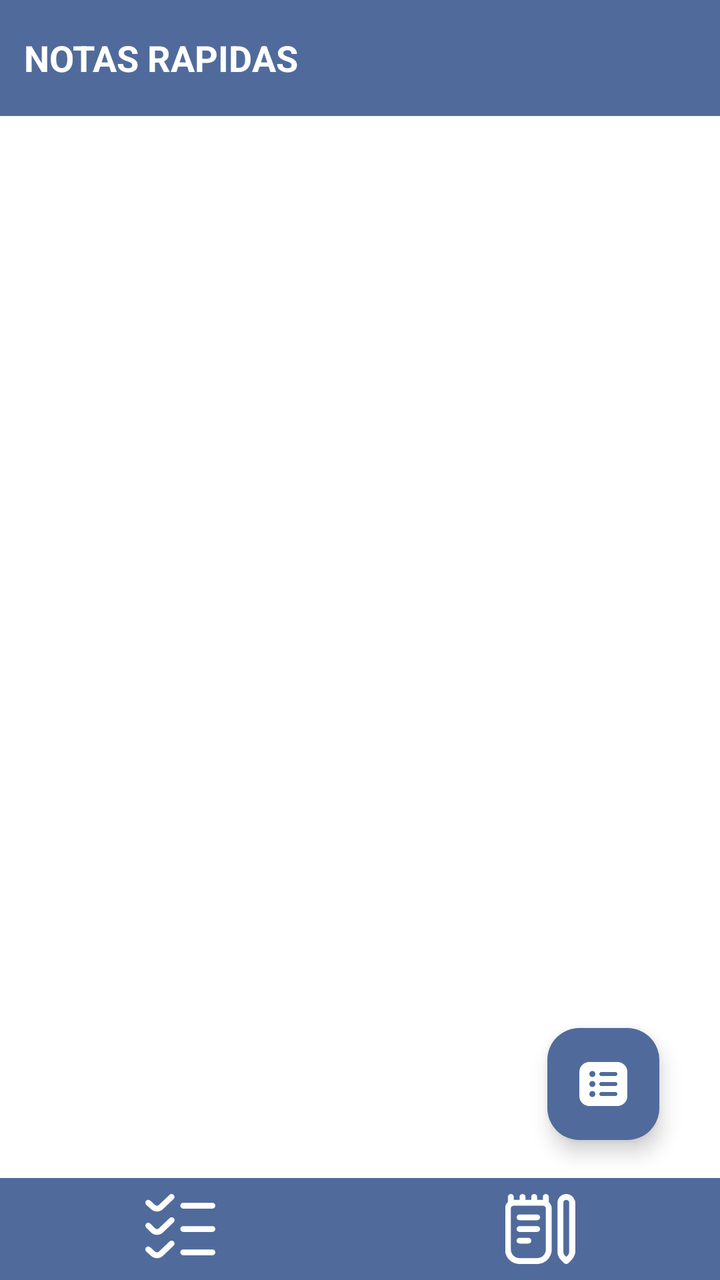
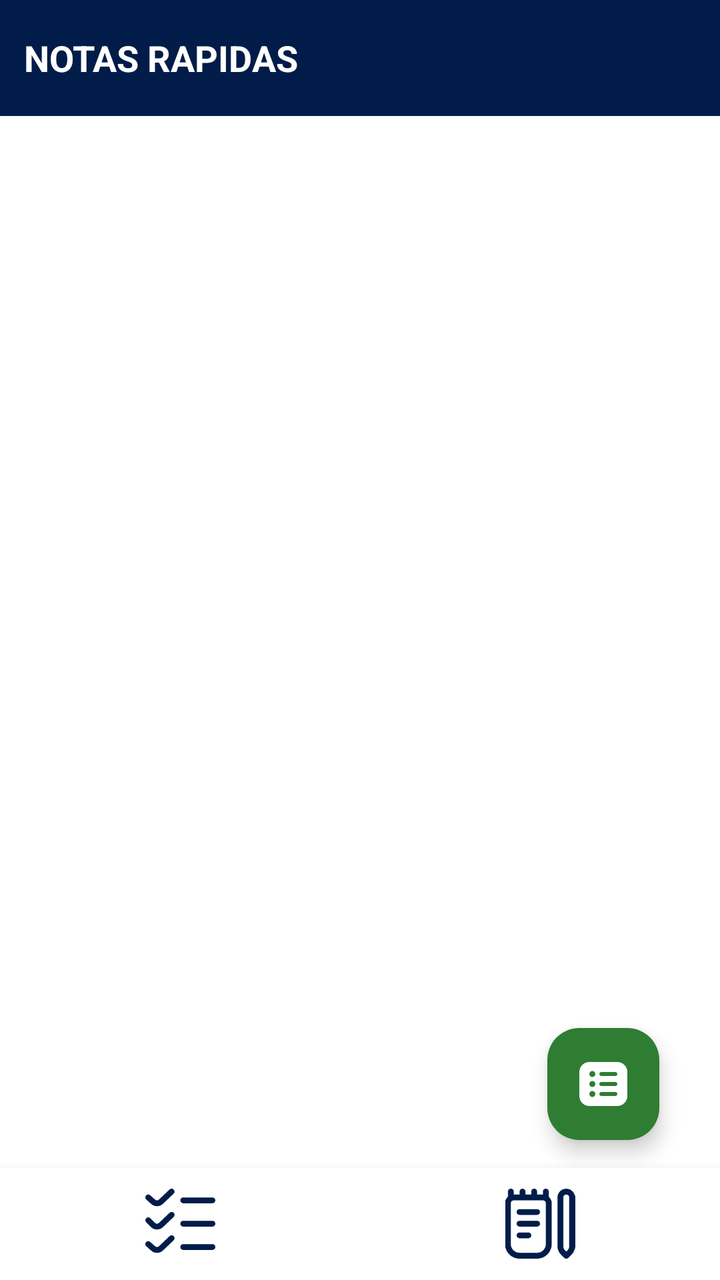

Compare the two renders of this Android layout. The source of the first and the diff that turns it into the second are given below.
<!-- AndroidManifest.xml: application theme Theme.NotasApp -->
<!-- res/layout/fragment_notes.xml -->
<?xml version="1.0" encoding="utf-8"?>
<androidx.constraintlayout.widget.ConstraintLayout xmlns:android="http://schemas.android.com/apk/res/android"
    xmlns:app="http://schemas.android.com/apk/res-auto"
    xmlns:tools="http://schemas.android.com/tools"
    android:layout_width="match_parent"
    android:layout_height="match_parent"
    android:background="@color/white"
    tools:context=".ui.fragment.NotesFragment">

    <LinearLayout
        android:id="@+id/ll_title"
        android:layout_width="match_parent"
        android:layout_height="wrap_content"
        android:background="@color/color_primario"
        android:gravity="center"
        android:orientation="horizontal"
        app:layout_constraintEnd_toEndOf="parent"
        app:layout_constraintStart_toStartOf="parent"
        app:layout_constraintTop_toTopOf="parent">

        <TextView
            android:layout_width="wrap_content"
            android:layout_height="wrap_content"
            android:layout_marginHorizontal="12dp"
            android:layout_weight="4"
            android:text="NOTAS RAPIDAS"
            android:textColor="@color/white"
            android:textSize="18sp"
            android:textStyle="bold" />

        <ImageView
            android:id="@+id/btn_Settings"
            android:layout_width="34dp"
            android:layout_height="34dp"
            android:layout_margin="12dp"
            android:layout_weight="1"
            android:background="?selectableItemBackgroundBorderless"
            android:src="@drawable/baseline_settings_24"
            android:visibility="invisible"
            app:tint="@color/white" />
    </LinearLayout>

    <ScrollView
        android:id="@+id/sv_notas"
        android:layout_width="0dp"
        android:layout_height="0dp"
        app:layout_constraintBottom_toTopOf="@+id/container_btns"
        app:layout_constraintEnd_toEndOf="parent"
        app:layout_constraintStart_toStartOf="parent"
        app:layout_constraintTop_toBottomOf="@+id/ll_title">

        <androidx.recyclerview.widget.RecyclerView
            android:id="@+id/rv_notes"
            android:layout_width="match_parent"
            android:layout_height="match_parent"
            tools:listitem="@layout/item_notes_view" />

    </ScrollView>

    <LinearLayout
        android:id="@+id/container_btns"
        android:layout_width="match_parent"
        android:layout_height="wrap_content"
        android:background="@color/color_primario"
        android:gravity="center"
        android:orientation="horizontal"
        android:paddingVertical="8dp"
        app:layout_constraintBottom_toBottomOf="parent">

        <ImageView
            android:id="@+id/btn_Check"
            android:layout_width="35dp"
            android:layout_height="35dp"
            android:layout_weight="1"
            android:src="@drawable/comprobacion"
            app:tint="@color/white" />

        <ImageView
            android:id="@+id/btn_notas"
            android:layout_width="35dp"
            android:layout_height="35dp"
            android:layout_weight="1"
            android:src="@drawable/diario"
            app:tint="@color/white" />

    </LinearLayout>


    <com.google.android.material.floatingactionbutton.FloatingActionButton
        android:id="@+id/btn_MoreOption"
        android:layout_width="wrap_content"
        android:layout_height="wrap_content"
        android:backgroundTint="@color/color_primario"
        android:contentDescription="TODO"
        android:src="@drawable/ico_menu"

        app:layout_constraintBottom_toBottomOf="parent"
        app:layout_constraintEnd_toEndOf="parent"
        app:layout_constraintHorizontal_bias="0.9"
        app:layout_constraintStart_toStartOf="parent"
        app:layout_constraintTop_toTopOf="parent"
        app:layout_constraintVertical_bias="0.88"
        app:tint="@color/white" />

    <com.google.android.material.floatingactionbutton.FloatingActionButton
        android:id="@+id/btn_AddNote"
        android:layout_width="wrap_content"
        android:layout_height="wrap_content"
        android:layout_marginRight="12dp"
        android:layout_marginBottom="15dp"
        android:backgroundTint="@color/color_primario"
        android:src="@drawable/nota"
        android:visibility="gone"
        app:layout_constraintBottom_toTopOf="@+id/btn_MoreOption"
        app:layout_constraintEnd_toEndOf="@id/btn_MoreOption"
        app:layout_constraintStart_toStartOf="@id/btn_MoreOption"
        app:tint="@color/white" />

    <com.google.android.material.floatingactionbutton.FloatingActionButton
        android:id="@+id/btn_AddCategory"
        android:layout_width="wrap_content"
        android:layout_height="wrap_content"
        android:layout_marginRight="15dp"
        android:layout_marginBottom="12dp"
        android:backgroundTint="@color/color_primario"
        android:src="@drawable/add_cat"
        android:visibility="gone"
        app:layout_constraintBottom_toBottomOf="@+id/btn_MoreOption"
        app:layout_constraintEnd_toStartOf="@+id/btn_MoreOption"
        app:layout_constraintHorizontal_bias="0.9"
        app:layout_constraintVertical_bias="0.88"
        app:tint="@color/white" />

    <androidx.cardview.widget.CardView
        android:id="@+id/tvAddNote"
        android:layout_width="wrap_content"
        android:layout_height="wrap_content"
        android:layout_marginEnd="8dp"
        android:backgroundTint="@color/ColorSecundario"
        android:visibility="gone"
        app:cardCornerRadius="8dp"
        app:layout_constraintBottom_toBottomOf="@+id/btn_AddNote"
        app:layout_constraintEnd_toStartOf="@+id/btn_AddNote"
        app:layout_constraintTop_toTopOf="@id/btn_AddNote">

        <TextView
            android:layout_width="wrap_content"
            android:layout_height="wrap_content"
            android:layout_marginHorizontal="12dp"
            android:layout_marginVertical="5dp"
            android:text="Agregar nota"
            android:textColor="@color/color_primario" />

    </androidx.cardview.widget.CardView>

    <androidx.cardview.widget.CardView
        android:id="@+id/tvAddCategory"
        android:layout_width="wrap_content"
        android:layout_height="wrap_content"
        android:layout_marginEnd="8dp"
        android:backgroundTint="@color/ColorSecundario"
        android:visibility="gone"
        app:cardCornerRadius="8dp"
        app:layout_constraintBottom_toBottomOf="@+id/btn_AddCategory"
        app:layout_constraintEnd_toStartOf="@+id/btn_AddCategory"
        app:layout_constraintTop_toTopOf="@id/btn_AddCategory"

        >

        <TextView
            android:layout_width="wrap_content"
            android:layout_height="wrap_content"
            android:layout_marginHorizontal="12dp"
            android:layout_marginVertical="5dp"
            android:text="Agregar categoria"
            android:textColor="@color/color_primario" />

    </androidx.cardview.widget.CardView>
</androidx.constraintlayout.widget.ConstraintLayout>
<!-- res/layout/item_notes_view.xml (included above) -->
<?xml version="1.0" encoding="utf-8"?>
<androidx.cardview.widget.CardView xmlns:android="http://schemas.android.com/apk/res/android"
    xmlns:app="http://schemas.android.com/apk/res-auto"
    xmlns:tools="http://schemas.android.com/tools"
    android:layout_width="match_parent"
    android:layout_height="wrap_content"
    android:layout_margin="5dp"
    app:cardCornerRadius="8dp"
    android:layout_marginBottom="3dp"
    android:elevation="12dp">

    <LinearLayout
        android:layout_width="match_parent"
        android:layout_height="wrap_content"
        android:background="@color/color_primario"
        android:gravity="center"
        android:orientation="vertical">

        <LinearLayout
            android:layout_width="match_parent"
            android:layout_height="wrap_content"
            android:layout_marginVertical="5dp"
            tools:ignore="UseCompoundDrawables">

            <TextView
                android:id="@+id/tv_titleNote"
                android:layout_width="wrap_content"
                android:layout_height="wrap_content"
                android:layout_marginTop="5dp"
                android:layout_weight="3"
                android:text="Titulo de la nota"
                android:textAlignment="center"
                android:textColor="@color/white"
                android:textSize="16sp"
                android:textStyle="bold"
                android:visibility="visible" />

            <ImageView
                android:id="@+id/btn_deleteNote"
                android:layout_width="wrap_content"
                android:layout_height="wrap_content"
                android:src="@drawable/baseline_close_24"
                app:tint="#7C0808"
                android:layout_marginRight="12dp"
                />
        </LinearLayout>


        <TextView

            android:id="@+id/tv_bodyNote"
            android:layout_width="match_parent"
            android:layout_height="wrap_content"
            android:background="@color/white"
            android:padding="12dp"
            android:text="Aqui va todo el contenido de la nota, en lo que vade lo que escribimos y todo  los retailessss"
            android:textAlignment="center"
            android:textColor="@color/black" />

    </LinearLayout>


</androidx.cardview.widget.CardView>
<!-- resources referenced by this layout -->
<resources>
  <color name="ColorSecundario">#dfe0df</color>
  <color name="black">#FF000000</color>
  <color name="color_primario">#506b9b</color>
  <color name="white">#FFFFFFFF</color>
  <!-- drawable add_cat (drawable) -->
  <vector xmlns:android="http://schemas.android.com/apk/res/android" android:width="24dp" android:height="24dp" android:viewportWidth="24" android:viewportHeight="24" android:tint="?attr/colorControlNormal"><path android:fillColor="@android:color/white" android:pathData="M0,11.303l12,7.2v3.499L0,14.802v-3.499Zm24-3.103v1.099l-12,7.2L0,9.299v-1.099L12,1l12,7.2Zm-4.916,.549l-7.084-4.25-7.084,4.25,7.084,4.25,7.084-4.25Zm1.916,6.25h-3v3h-3v3h3v3h3v-3h3v-3h-3v-3Z"/></vector>
  <!-- drawable baseline_close_24 (drawable) -->
  <vector android:height="24dp" android:tint="#000000"
      android:viewportHeight="24" android:viewportWidth="24"
      android:width="24dp" xmlns:android="http://schemas.android.com/apk/res/android">
      <path android:fillColor="@android:color/white" android:pathData="M19,6.41L17.59,5 12,10.59 6.41,5 5,6.41 10.59,12 5,17.59 6.41,19 12,13.41 17.59,19 19,17.59 13.41,12z"/>
  </vector>
  <!-- drawable ico_menu (drawable) -->
  <vector xmlns:android="http://schemas.android.com/apk/res/android" android:width="24dp" android:height="24dp" android:viewportWidth="24" android:viewportHeight="24" android:tint="?attr/colorControlNormal"><path android:fillColor="@android:color/white" android:pathData="m19,1H5C2.243,1,0,3.243,0,6v12c0,2.757,2.243,5,5,5h14c2.757,0,5-2.243,5-5V6c0-2.757-2.243-5-5-5ZM6.5,18.5c-.828,0-1.5-.672-1.5-1.5s.672-1.5,1.5-1.5,1.5.672,1.5,1.5-.672,1.5-1.5,1.5Zm0-5c-.828,0-1.5-.672-1.5-1.5s.672-1.5,1.5-1.5,1.5.672,1.5,1.5-.672,1.5-1.5,1.5Zm0-5c-.828,0-1.5-.672-1.5-1.5s.672-1.5,1.5-1.5,1.5.672,1.5,1.5-.672,1.5-1.5,1.5Zm11.5,9.5h-7c-.552,0-1-.448-1-1s.448-1,1-1h7c.552,0,1,.448,1,1s-.448,1-1,1Zm0-5h-7c-.552,0-1-.448-1-1s.448-1,1-1h7c.552,0,1,.448,1,1s-.448,1-1,1Zm0-5h-7c-.552,0-1-.448-1-1s.448-1,1-1h7c.552,0,1,.448,1,1s-.448,1-1,1Z"/></vector>
  <!-- drawable nota (drawable) -->
  <vector xmlns:android="http://schemas.android.com/apk/res/android" android:width="24dp" android:height="24dp" android:viewportWidth="24" android:viewportHeight="24" android:tint="?attr/colorControlNormal"><path android:fillColor="@android:color/white" android:pathData="m18.5,0H5.5C2.467,0,0,2.468,0,5.5v13c0,3.032,2.467,5.5,5.5,5.5h10.343c1.469,0,2.85-.572,3.889-1.611l2.657-2.656c1.039-1.039,1.611-2.42,1.611-3.89V5.5c0-3.032-2.467-5.5-5.5-5.5ZM5.5,21c-1.378,0-2.5-1.121-2.5-2.5V5.5c0-1.379,1.122-2.5,2.5-2.5h13c1.378,0,2.5,1.121,2.5,2.5,0,0-.002,10.448-.005,10.5h-2.995c-1.105,0-2,.895-2,2v2.994c-.052.003-10.5.006-10.5.006Zm10-7.5h-2v2c0,.828-.671,1.5-1.5,1.5s-1.5-.672-1.5-1.5v-2h-2c-.829,0-1.5-.672-1.5-1.5s.671-1.5,1.5-1.5h2v-2c0-.828.671-1.5,1.5-1.5s1.5.672,1.5,1.5v2h2c.829,0,1.5.672,1.5,1.5s-.671,1.5-1.5,1.5Z"/></vector>
  <style name="Theme.NotasApp" parent="Base.Theme.NotasApp" />
  <style name="Base.Theme.NotasApp" parent="Theme.Material3.DayNight.NoActionBar">
          
          
          <item name="android:windowAnimationStyle">@null</item>
      </style>
  <!-- unchanged entries left out for length: 3 -->
</resources>

<!-- the commit's change to res/layout/fragment_notes.xml (unified diff, before → after) -->
@@ -60,11 +60,12 @@
     <LinearLayout
         android:id="@+id/container_btns"
         android:layout_width="match_parent"
-        android:layout_height="wrap_content"
-        android:background="@color/color_primario"
+        android:layout_height="56dp"
+        android:background="@color/white"
         android:gravity="center"
         android:orientation="horizontal"
         android:paddingVertical="8dp"
+        android:elevation="8dp"
         app:layout_constraintBottom_toBottomOf="parent">
 
         <ImageView
@@ -73,7 +74,7 @@
             android:layout_height="35dp"
             android:layout_weight="1"
             android:src="@drawable/comprobacion"
-            app:tint="@color/white" />
+            app:tint="@color/color_primario" />
 
         <ImageView
             android:id="@+id/btn_notas"
@@ -81,8 +82,7 @@
             android:layout_height="35dp"
             android:layout_weight="1"
             android:src="@drawable/diario"
-            app:tint="@color/white" />
-
+            app:tint="@color/color_primario" />
     </LinearLayout>
 
 
@@ -90,10 +90,9 @@
         android:id="@+id/btn_MoreOption"
         android:layout_width="wrap_content"
         android:layout_height="wrap_content"
-        android:backgroundTint="@color/color_primario"
+        android:backgroundTint="@color/ColorSecundario"
         android:contentDescription="TODO"
         android:src="@drawable/ico_menu"
-
         app:layout_constraintBottom_toBottomOf="parent"
         app:layout_constraintEnd_toEndOf="parent"
         app:layout_constraintHorizontal_bias="0.9"
@@ -108,7 +107,7 @@
         android:layout_height="wrap_content"
         android:layout_marginRight="12dp"
         android:layout_marginBottom="15dp"
-        android:backgroundTint="@color/color_primario"
+        android:backgroundTint="@color/ColorSecundario"
         android:src="@drawable/nota"
         android:visibility="gone"
         app:layout_constraintBottom_toTopOf="@+id/btn_MoreOption"
@@ -122,7 +121,7 @@
         android:layout_height="wrap_content"
         android:layout_marginRight="15dp"
         android:layout_marginBottom="12dp"
-        android:backgroundTint="@color/color_primario"
+        android:backgroundTint="@color/ColorSecundario"
         android:src="@drawable/add_cat"
         android:visibility="gone"
         app:layout_constraintBottom_toBottomOf="@+id/btn_MoreOption"
@@ -149,7 +148,7 @@
             android:layout_marginHorizontal="12dp"
             android:layout_marginVertical="5dp"
             android:text="Agregar nota"
-            android:textColor="@color/color_primario" />
+            android:textColor="@color/white" />
 
     </androidx.cardview.widget.CardView>
 
@@ -173,7 +172,7 @@
             android:layout_marginHorizontal="12dp"
             android:layout_marginVertical="5dp"
             android:text="Agregar categoria"
-            android:textColor="@color/color_primario" />
+            android:textColor="@color/white" />
 
     </androidx.cardview.widget.CardView>
 </androidx.constraintlayout.widget.ConstraintLayout>
@@ -190,6 +189,7 @@
     android:elevation="12dp">
 
     <LinearLayout
+        android:id="@+id/ll_enc_note"
         android:layout_width="match_parent"
         android:layout_height="wrap_content"
         android:background="@color/color_primario"
<!-- resource entries referenced after the edit -->
@@ -1,8 +1,8 @@
 <!-- resources referenced by this layout -->
 <resources>
-  <color name="ColorSecundario">#dfe0df</color>
+  <color name="ColorSecundario">#2E7D32</color>
   <color name="black">#FF000000</color>
-  <color name="color_primario">#506b9b</color>
+  <color name="color_primario">#021C4A</color>
   <color name="white">#FFFFFFFF</color>
   <!-- drawable add_cat (drawable) -->
   <vector xmlns:android="http://schemas.android.com/apk/res/android" android:width="24dp" android:height="24dp" android:viewportWidth="24" android:viewportHeight="24" android:tint="?attr/colorControlNormal"><path android:fillColor="@android:color/white" android:pathData="M0,11.303l12,7.2v3.499L0,14.802v-3.499Zm24-3.103v1.099l-12,7.2L0,9.299v-1.099L12,1l12,7.2Zm-4.916,.549l-7.084-4.25-7.084,4.25,7.084,4.25,7.084-4.25Zm1.916,6.25h-3v3h-3v3h3v3h3v-3h3v-3h-3v-3Z"/></vector>
